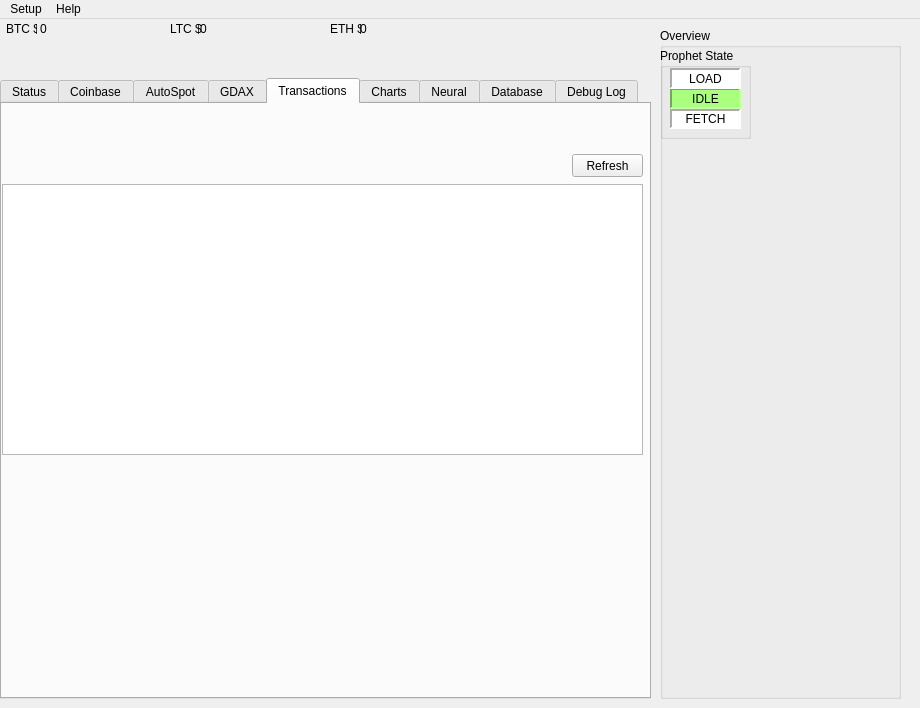
This is bpwindow.ui in Xenrutcon/bitProphet-Qt as Qt 5 draws it before an edit. The edited form follows.
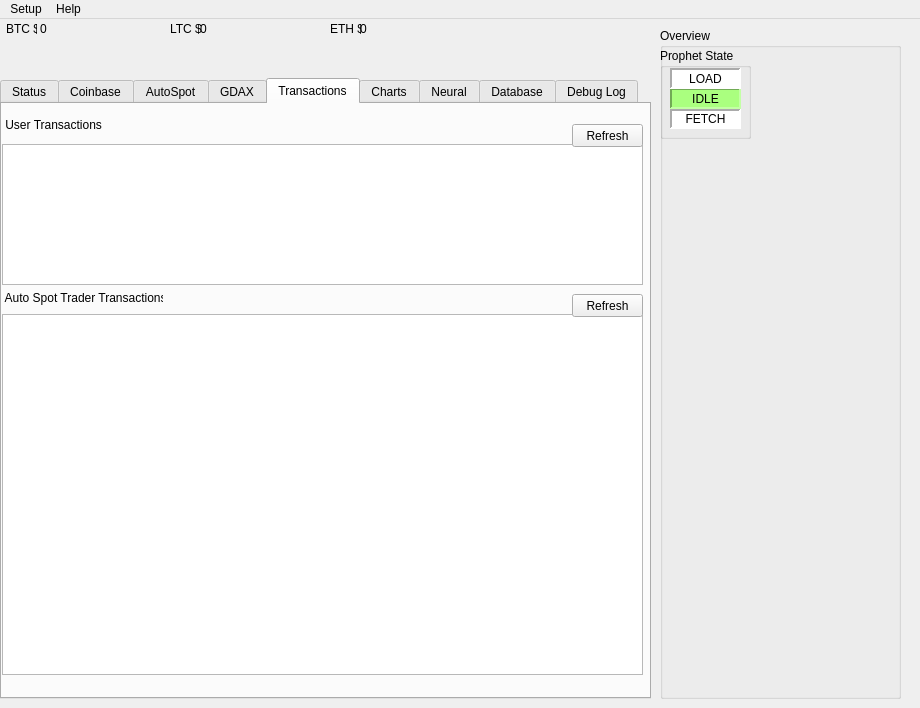
This is the edited form. The open tabs and pages were chosen to show the change.

Commit message: AutoSpot can pick its buys based on recent prices

```diff
--- a/bpwindow.ui
+++ b/bpwindow.ui
@@ -693,9 +693,9 @@
       <property name="geometry">
        <rect>
         <x>0</x>
-        <y>80</y>
+        <y>40</y>
         <width>641</width>
-        <height>271</height>
+        <height>141</height>
        </rect>
       </property>
      </widget>
@@ -703,7 +703,56 @@
       <property name="geometry">
        <rect>
         <x>570</x>
-        <y>50</y>
+        <y>20</y>
+        <width>71</width>
+        <height>23</height>
+       </rect>
+      </property>
+      <property name="text">
+       <string>Refresh</string>
+      </property>
+     </widget>
+     <widget class="QTableWidget" name="mCbAutoSpotTraderTransactionTablePlacer">
+      <property name="geometry">
+       <rect>
+        <x>0</x>
+        <y>210</y>
+        <width>641</width>
+        <height>361</height>
+       </rect>
+      </property>
+     </widget>
+     <widget class="QLabel" name="label_14">
+      <property name="geometry">
+       <rect>
+        <x>0</x>
+        <y>183</y>
+        <width>161</width>
+        <height>21</height>
+       </rect>
+      </property>
+      <property name="text">
+       <string> Auto Spot Trader Transactions</string>
+      </property>
+     </widget>
+     <widget class="QLabel" name="label_17">
+      <property name="geometry">
+       <rect>
+        <x>0</x>
+        <y>10</y>
+        <width>161</width>
+        <height>21</height>
+       </rect>
+      </property>
+      <property name="text">
+       <string> User Transactions</string>
+      </property>
+     </widget>
+     <widget class="QPushButton" name="mRefreshAutoSpotTraderTransactionsButton">
+      <property name="geometry">
+       <rect>
+        <x>570</x>
+        <y>190</y>
         <width>71</width>
         <height>23</height>
        </rect>
```
Left out of the diff: 8 changed lines with no effect on the pictures. The commit also changes 15 other files.
